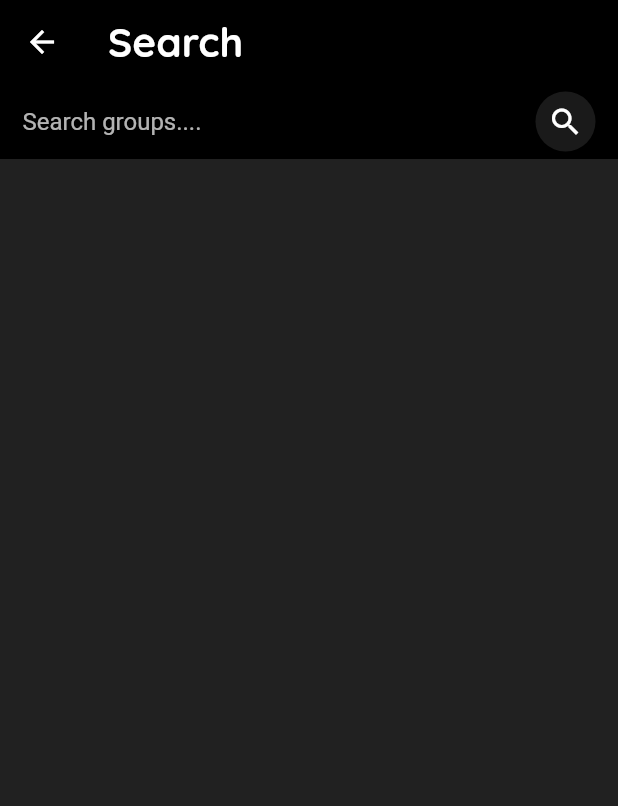
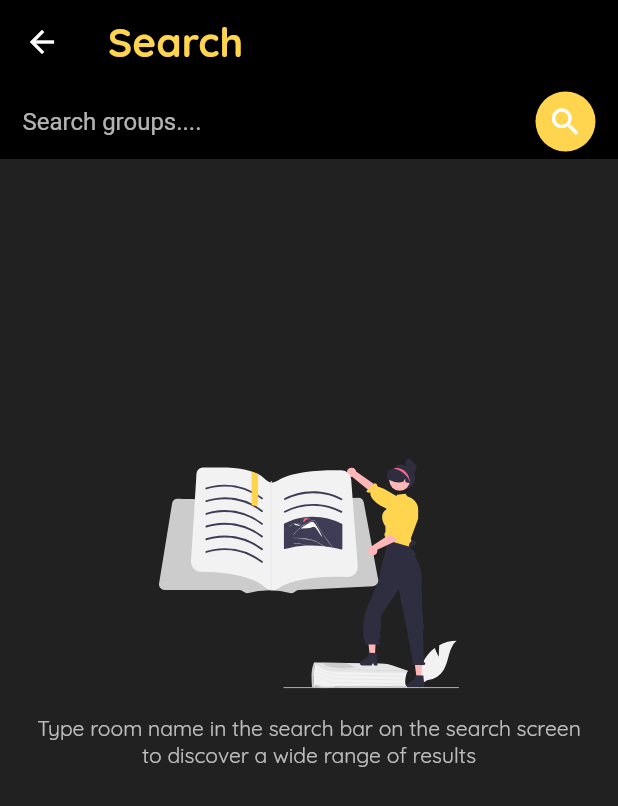
Before and after one commit to bijoy7034/Learnlinge, a Flutter app: the SearchPage screen opened directly, on a phone screen of 412 x 824 dp. Shown: the top 806 px of the screen. Run offline on Flutter 3.47's test engine with Material 2 defaults, Android fonts, the light colour scheme and no system bars; our stand-ins replace animated_splash_screen, cloud_firestore, firebase_auth, firebase_core, flutter_slidable, flutter_spinkit and 3 more; accounts and stored records are empty.

Commit message:
main commint in ui and chat

```diff
--- /dev/null
+++ b/mobileApp/lib/Wrapper.dart
@@ -0,0 +1 @@
+import 'package:flutter/material.dart';
--- a/mobileApp/lib/pages/Rooms.dart
+++ b/mobileApp/lib/pages/Rooms.dart
@@ -1,6 +1,7 @@
 import 'package:firebase_auth/firebase_auth.dart';
 import 'package:flutter/material.dart';
 import 'package:flutter_slidable/flutter_slidable.dart';
+import 'package:flutter_spinkit/flutter_spinkit.dart';
 import 'package:learnlign/pages/search_page.dart';
 import '../helper/helper_fuction.dart';
 import '../service/database_services.dart';
@@ -291,8 +292,10 @@
         }
       } else {
         return Center(
-          child: CircularProgressIndicator(
-              color: Theme.of(context).primaryColor),
+          child: SpinKitFoldingCube(   // Replace SpinKitCircle with any other available spinner
+            color: Colors.amber,  // Set the color of the spinner
+            size: 50.0,          // Set the size of the spinner
+          ),
         );
       }
     },
--- a/mobileApp/lib/pages/auth/Login.dart
+++ b/mobileApp/lib/pages/auth/Login.dart
@@ -5,7 +5,7 @@
 import 'package:learnlign/pages/auth/Register.dart';
 import 'package:learnlign/pages/homePage.dart';
 import 'package:learnlign/service/auth_services.dart';
-
+import 'package:flutter_spinkit/flutter_spinkit.dart';
 import '../../helper/helper_fuction.dart';
 import '../../service/database_services.dart';
 class Login extends StatefulWidget {
@@ -30,8 +30,10 @@
       backgroundColor: Colors.black,
       body:_isLoading
           ? Center(
-        child: CircularProgressIndicator(
-            color: Colors.amber),
+        child: SpinKitFoldingCube(   // Replace SpinKitCircle with any other available spinner
+          color: Colors.amber,  // Set the color of the spinner
+          size: 100.0,          // Set the size of the spinner
+        ),
       )
           :
       Container(
--- a/mobileApp/lib/pages/auth/Register.dart
+++ b/mobileApp/lib/pages/auth/Register.dart
@@ -1,4 +1,5 @@
 import 'package:flutter/material.dart';
+import 'package:flutter_spinkit/flutter_spinkit.dart';
 import 'package:flutter_svg/svg.dart';
 import 'package:learnlign/pages/auth/Login.dart';
 import 'package:learnlign/pages/homePage.dart';
@@ -28,8 +29,10 @@
       backgroundColor: Colors.amber.shade300,
       body:_isLoading
           ? Center(
-          child: CircularProgressIndicator(
-              color: Theme.of(context).primaryColor))
+          child: SpinKitFoldingCube(   // Replace SpinKitCircle with any other available spinner
+            color: Colors.amber,  // Set the color of the spinner
+            size: 100.0,          // Set the size of the spinner
+          ),)
           : Container(
         decoration: BoxDecoration(
           color: Colors.black),
@@ -75,7 +78,7 @@
                           TextFormField(
                             controller: _nameController,
                             style: const TextStyle(
-                              color: Colors.black54, // Set the desired text color
+                              color: Colors.white, // Set the desired text color
                             ),
                             decoration: InputDecoration(filled: true,
                                 prefixIcon: Icon(Icons.person),
@@ -112,7 +115,7 @@
                           TextFormField(
                             controller: _usernameController,
                             style: const TextStyle(
-                              color: Colors.black54, // Set the desired text color
+                                color: Colors.white,//ext color
                             ),
                             decoration: InputDecoration(filled: true,
                                 prefixIcon: Icon(Icons.mail),
@@ -149,7 +152,7 @@
                           SizedBox(height: 20,),
                           TextFormField(
                             style: const TextStyle(
-                              color: Colors.black54, // Set the desired text color
+                              color: Colors.white, // Set the desired text color
                             ),
                             decoration: InputDecoration(filled: true,
                                 prefixIcon: Icon(Icons.key),
@@ -181,7 +184,7 @@
                             controller: _passwordController,
                             obscureText: true,
                             style: const TextStyle(
-                              color: Colors.black54, // Set the desired text color
+                                color: Colors.white, // Set the desired text color
                             ),
                             decoration: InputDecoration(filled: true,
                                 prefixIcon: Icon(Icons.password_outlined),
--- a/mobileApp/lib/pages/chat_page.dart
+++ b/mobileApp/lib/pages/chat_page.dart
@@ -1,5 +1,6 @@
 import 'package:cloud_firestore/cloud_firestore.dart';
 import 'package:flutter/material.dart';
+import 'package:flutter_spinkit/flutter_spinkit.dart';
 
 import '../service/database_services.dart';
 import '../widgets/message_tile.dart';
@@ -140,7 +141,10 @@
                 builder: (context, AsyncSnapshot snapshot) {
                   if (snapshot.connectionState == ConnectionState.waiting) {
                     return Center(
-                      child: CircularProgressIndicator( color: Colors.amber,),
+                      child: SpinKitFoldingCube(   // Replace SpinKitCircle with any other available spinner
+                        color: Colors.amber,  // Set the color of the spinner
+                        size: 50.0,          // Set the size of the spinner
+                      ),
                     );
                   }
 
--- a/mobileApp/lib/pages/group_info.dart
+++ b/mobileApp/lib/pages/group_info.dart
@@ -1,5 +1,6 @@
 import 'package:firebase_auth/firebase_auth.dart';
 import 'package:flutter/material.dart';
+import 'package:flutter_spinkit/flutter_spinkit.dart';
 import 'package:learnlign/pages/Rooms.dart';
 import 'package:learnlign/pages/homePage.dart';
 
@@ -231,9 +232,10 @@
           }
         } else {
           return Center(
-              child: CircularProgressIndicator(
-                color: Theme.of(context).primaryColor,
-              ));
+              child: SpinKitFoldingCube(   // Replace SpinKitCircle with any other available spinner
+                color: Colors.amber,  // Set the color of the spinner
+                size: 50.0,          // Set the size of the spinner
+              ),);
         }
       },
     );
--- a/mobileApp/lib/pages/search_page.dart
+++ b/mobileApp/lib/pages/search_page.dart
@@ -1,8 +1,8 @@
-
 import 'package:cloud_firestore/cloud_firestore.dart';
 import 'package:firebase_auth/firebase_auth.dart';
 import 'package:flutter/material.dart';
-
+import 'package:flutter_spinkit/flutter_spinkit.dart';
+import 'package:flutter_svg/svg.dart';
 import '../helper/helper_fuction.dart';
 import '../service/database_services.dart';
 import '../widgets/widgets.dart';
@@ -54,10 +54,10 @@
       appBar: AppBar(
         elevation: 0,
         backgroundColor: Colors.black,
-        title: const Text(
+        title:  Text(
           "Search",
           style: TextStyle(
-              fontSize: 27, fontWeight: FontWeight.bold, color: Colors.white, fontFamily: 'Quicksand'),
+              fontSize: 27, fontWeight: FontWeight.bold, color: Colors.amber.shade300, fontFamily: 'Quicksand'),
         ),
       ),
       body: Column(
@@ -86,7 +86,7 @@
                     width: 40,
                     height: 40,
                     decoration: BoxDecoration(
-                        color: Colors.white.withOpacity(0.1),
+                        color: Colors.amber.shade300,
                         borderRadius: BorderRadius.circular(40)),
                     child: const Icon(
                       Icons.search,
@@ -99,8 +99,10 @@
           ),
           isLoading
               ? Center(
-            child: CircularProgressIndicator(
-                color: Theme.of(context).primaryColor),
+            child: SpinKitFoldingCube(   // Replace SpinKitCircle with any other available spinner
+              color: Colors.amber,  // Set the color of the spinner
+              size: 50.0,          // Set the size of the spinner
+            ),
           )
               : Container(
             child: groupList(),
@@ -143,7 +145,22 @@
       },
     ),
         )
-        : Container();
+        : Column(
+          children: [
+            SizedBox(height: 200,),
+            Center(
+              child: SvgPicture.asset(
+                'Assets/undraw_book_lover_re_rwjy.svg',
+                semanticsLabel: 'My SVG Image',
+                width: 200,
+              ),
+            ),
+            Padding(
+              padding: const EdgeInsets.all(18.0),
+              child: Text('Type room name in the search bar on the search screen to discover a wide range of results', style: TextStyle(color: Colors.white70, fontFamily: 'Quicksand'), textAlign: TextAlign.center,),
+            )
+          ],
+        );
   }
 
   joinedOrNot(
--- a/mobileApp/pubspec.yaml
+++ b/mobileApp/pubspec.yaml
@@ -43,6 +43,9 @@
   flutter_vector_icons: ^2.0.0
   flutter_slidable: ^3.0.0
   animated_text_kit: ^4.2.2
+  flutter_spinkit: ^5.2.0
+  animated_splash_screen: ^1.3.0
+  page_transition: ^2.0.9
 
 dev_dependencies:
   flutter_test:
```
Also changed, not shown: mobileApp/lib/main.dart (+32 -1 lines), mobileApp/lib/pages/profile.dart (+18 -9 lines), mobileApp/lib/widgets/message_tile.dart (+18 -15 lines), mobileApp/pubspec.lock.
